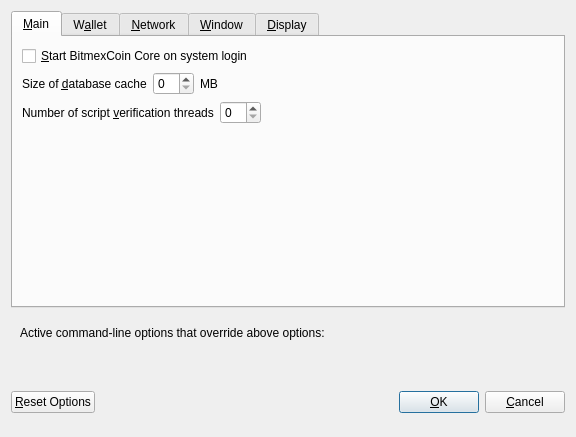
The window that src/qt/forms/optionsdialog.ui (tocacyy/BitmexCoin) describes before a commit, drawn with Qt 5.
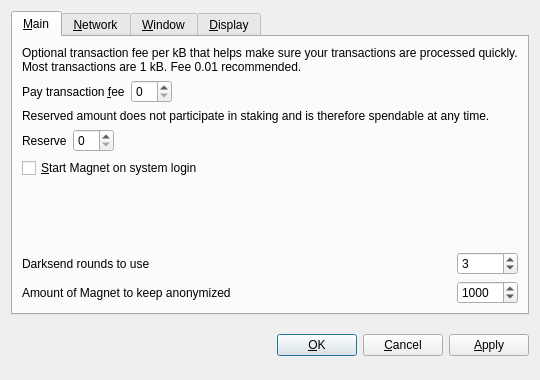
The same window after the commit. Custom widgets are drawn as their Qt base class.

The edit to the form file:
```diff
--- a/src/qt/forms/optionsdialog.ui
+++ b/src/qt/forms/optionsdialog.ui
@@ -6,8 +6,8 @@
    <rect>
     <x>0</x>
     <y>0</y>
-    <width>576</width>
-    <height>402</height>
+    <width>540</width>
+    <height>380</height>
    </rect>
   </property>
   <property name="windowTitle">
@@ -19,6 +19,9 @@
   <layout class="QVBoxLayout" name="verticalLayout">
    <item>
     <widget class="QTabWidget" name="tabWidget">
+     <property name="tabPosition">
+      <enum>QTabWidget::North</enum>
+     </property>
      <property name="currentIndex">
       <number>0</number>
      </property>
@@ -26,98 +29,110 @@
       <attribute name="title">
        <string>&amp;Main</string>
       </attribute>
-      <layout class="QVBoxLayout" name="verticalLayout_Main">
-       <item>
+      <layout class="QGridLayout" name="gridLayout">
+       <item row="0" column="0" colspan="2">
+        <widget class="QLabel" name="transactionFeeInfoLabel">
+         <property name="text">
+          <string>Optional transaction fee per kB that helps make sure your transactions are processed quickly. Most transactions are 1 kB. Fee 0.01 recommended.</string>
+         </property>
+         <property name="textFormat">
+          <enum>Qt::PlainText</enum>
+         </property>
+         <property name="wordWrap">
+          <bool>true</bool>
+         </property>
+        </widget>
+       </item>
+       <item row="1" column="0">
+        <layout class="QHBoxLayout" name="horizontalLayoutFee">
+         <item>
+          <widget class="QLabel" name="transactionFeeLabel">
+           <property name="text">
+            <string>Pay transaction &amp;fee</string>
+           </property>
+           <property name="textFormat">
+            <enum>Qt::PlainText</enum>
+           </property>
+           <property name="buddy">
+            <cstring>transactionFee</cstring>
+           </property>
+          </widget>
+         </item>
+         <item>
+          <widget class="BitcoinAmountField" name="transactionFee"/>
+         </item>
+         <item>
+          <spacer name="horizontalSpacerFee">
+           <property name="orientation">
+            <enum>Qt::Horizontal</enum>
+           </property>
+           <property name="sizeHint" stdset="0">
+            <size>
+             <width>40</width>
+             <height>20</height>
+            </size>
+           </property>
+          </spacer>
+         </item>
+        </layout>
+       </item>
+       <item row="2" column="0" colspan="2">
+        <widget class="QLabel" name="reserveBalanceInfoLabel">
+         <property name="text">
+          <string>Reserved amount does not participate in staking and is therefore spendable at any time.</string>
+         </property>
+         <property name="textFormat">
+          <enum>Qt::PlainText</enum>
+         </property>
+         <property name="wordWrap">
+          <bool>true</bool>
+         </property>
+        </widget>
+       </item>
+       <item row="3" column="0">
+        <layout class="QHBoxLayout" name="horizontalLayoutReserveBalance">
+         <item>
+          <widget class="QLabel" name="reserveBalanceLabel">
+           <property name="text">
+            <string>Reserve</string>
+           </property>
+           <property name="textFormat">
+            <enum>Qt::PlainText</enum>
+           </property>
+           <property name="buddy">
+            <cstring>reserveBalance</cstring>
+           </property>
+          </widget>
+         </item>
+         <item>
+          <widget class="BitcoinAmountField" name="reserveBalance"/>
+         </item>
+         <item>
+          <spacer name="horizontalSpacerReserveBalance">
+           <property name="orientation">
+            <enum>Qt::Horizontal</enum>
+           </property>
+           <property name="sizeHint" stdset="0">
+            <size>
+             <width>40</width>
+             <height>20</height>
+            </size>
+           </property>
+          </spacer>
+         </item>
+        </layout>
+       </item>
+       <item row="4" column="0">
         <widget class="QCheckBox" name="bitcoinAtStartup">
          <property name="toolTip">
           <string>Automatically start BitmexCoin Core after logging in to the system.</string>
          </property>
          <property name="text">
-          <string>&amp;Start BitmexCoin Core on system login</string>
+          <string>&amp;Start Magnet on system login</string>
          </property>
         </widget>
        </item>
-       <item>
-        <layout class="QHBoxLayout" name="horizontalLayout_2_Main">
-         <item>
-          <widget class="QLabel" name="databaseCacheLabel">
-           <property name="text">
-            <string>Size of &amp;database cache</string>
-           </property>
-           <property name="textFormat">
-            <enum>Qt::PlainText</enum>
-           </property>
-           <property name="buddy">
-            <cstring>databaseCache</cstring>
-           </property>
-          </widget>
-         </item>
-         <item>
-          <widget class="QSpinBox" name="databaseCache"/>
-         </item>
-         <item>
-          <widget class="QLabel" name="databaseCacheUnitLabel">
-           <property name="text">
-            <string>MB</string>
-           </property>
-           <property name="textFormat">
-            <enum>Qt::PlainText</enum>
-           </property>
-          </widget>
-         </item>
-         <item>
-          <spacer name="horizontalSpacer_2_Main">
-           <property name="orientation">
-            <enum>Qt::Horizontal</enum>
-           </property>
-           <property name="sizeHint" stdset="0">
-            <size>
-             <width>40</width>
-             <height>20</height>
-            </size>
-           </property>
-          </spacer>
-         </item>
-        </layout>
-       </item>
-       <item>
-        <layout class="QHBoxLayout" name="horizontalLayout_3_Main">
-         <item>
-          <widget class="QLabel" name="threadsScriptVerifLabel">
-           <property name="text">
-            <string>Number of script &amp;verification threads</string>
-           </property>
-           <property name="textFormat">
-            <enum>Qt::PlainText</enum>
-           </property>
-           <property name="buddy">
-            <cstring>threadsScriptVerif</cstring>
-           </property>
-          </widget>
-         </item>
-         <item>
-          <widget class="QSpinBox" name="threadsScriptVerif">
-           <property name="toolTip">
-            <string>(0 = auto, &lt;0 = leave that many cores free)</string>
-           </property>
-          </widget>
-         </item>
-         <item>
-          <spacer name="horizontalSpacer_3_Main">
-           <property name="orientation">
-            <enum>Qt::Horizontal</enum>
-           </property>
-           <property name="sizeHint" stdset="0">
-            <size>
-             <width>40</width>
-             <height>20</height>
-            </size>
-           </property>
-          </spacer>
-         </item>
-        </layout>
-       </item>
-       <item>
+       <item row="5" column="0">
         <spacer name="verticalSpacer_Main">
          <property name="orientation">
           <enum>Qt::Vertical</enum>
@@ -130,163 +145,66 @@
          </property>
         </spacer>
        </item>
-      </layout>
-     </widget>
-     <widget class="QWidget" name="tabWallet">
-      <attribute name="title">
-       <string>W&amp;allet</string>
-      </attribute>
-      <layout class="QVBoxLayout" name="verticalLayout_Wallet">
-       <item>
-        <widget class="QGroupBox" name="groupBox">
-         <property name="title">
-          <string>Expert</string>
+       <item row="6" column="0">
+        <widget class="QLabel" name="label">
+         <property name="toolTip">
+          <string>&lt;html&gt;&lt;head/&gt;&lt;body&gt;&lt;p&gt;This setting determines the amount of individual masternodes that an input will be anonymized through. More rounds of anonymization gives a higher degree of privacy, but also costs more in fees.&lt;/p&gt;&lt;/body&gt;&lt;/html&gt;</string>
          </property>
-         <layout class="QVBoxLayout" name="verticalLayout_2">
-          <item>
-           <widget class="QCheckBox" name="coinControlFeatures">
-            <property name="toolTip">
-             <string>Whether to show coin control features or not.</string>
-            </property>
-            <property name="text">
-             <string>Enable coin &amp;control features</string>
-            </property>
-           </widget>
-          </item>
-          <item>
-           <widget class="QCheckBox" name="showMasternodesTab">
-            <property name="toolTip">
-             <string>Show additional tab listing all your masternodes in first sub-tab&lt;br/&gt;and all masternodes on the network in second sub-tab.</string>
-            </property>
-            <property name="text">
-             <string>Show Masternodes Tab</string>
-            </property>
-           </widget>
-          </item>
-          <item>
-           <widget class="QCheckBox" name="showAdvancedPSUI">
-            <property name="toolTip">
-             <string>Show additional information and buttons for PrivateSend on overview screen.</string>
-            </property>
-            <property name="text">
-             <string>Enable advanced PrivateSend interface</string>
-            </property>
-           </widget>
-          </item>
-          <item>
-           <widget class="QCheckBox" name="lowKeysWarning">
-            <property name="toolTip">
-             <string>Show warning dialog when PrivateSend detects that wallet has very low number of keys left.</string>
-            </property>
-            <property name="text">
-             <string>Warn if PrivateSend is running out of keys</string>
-            </property>
-           </widget>
-          </item>
-          <item>
-           <widget class="QCheckBox" name="privateSendMultiSession">
-            <property name="toolTip">
-             <string>Whether to use experimental PrivateSend mode with multiple mixing sessions per block.&lt;br/&gt;Note: You must use this feature carefully.&lt;br/&gt;Make sure you always have recent wallet (auto)backup in a safe place!</string>
-            </property>
-            <property name="text">
-             <string>Enable PrivateSend &amp;multi-session</string>
-            </property>
-           </widget>
-          </item>
-          <item>
-           <widget class="QCheckBox" name="spendZeroConfChange">
-            <property name="toolTip">
-             <string>If you disable the spending of unconfirmed change, the change from a transaction&lt;br/&gt;cannot be used until that transaction has at least one confirmation.&lt;br/&gt;This also affects how your balance is computed.</string>
-            </property>
-            <property name="text">
-             <string>&amp;Spend unconfirmed change</string>
-            </property>
-           </widget>
-          </item>
-         </layout>
+         <property name="text">
+          <string>Darksend rounds to use</string>
+         </property>
         </widget>
        </item>
-       <item>
-        <layout class="QHBoxLayout" name="horizontalLayout_4_Wallet">
-         <item>
-          <widget class="QLabel" name="label">
-           <property name="toolTip">
-            <string>This setting determines the amount of individual masternodes that an input will be anonymized through.&lt;br/&gt;More rounds of anonymization gives a higher degree of privacy, but also costs more in fees.</string>
-           </property>
-           <property name="text">
-            <string>PrivateSend rounds to use</string>
-           </property>
-          </widget>
-         </item>
-         <item>
-          <widget class="QSpinBox" name="privateSendRounds">
-           <property name="minimum">
-            <number>2</number>
-           </property>
-           <property name="maximum">
-            <number>8</number>
-           </property>
-           <property name="value">
-            <number>4</number>
-           </property>
-          </widget>
-         </item>
-        </layout>
+       <item row="6" column="1">
+        <widget class="QSpinBox" name="darksendRounds">
+         <property name="minimum">
+          <number>2</number>
+         </property>
+         <property name="maximum">
+          <number>16</number>
+         </property>
+         <property name="value">
+          <number>3</number>
+         </property>
+        </widget>
        </item>
-       <item>
-        <layout class="QHBoxLayout" name="horizontalLayout">
-         <item>
-          <widget class="QLabel" name="label_2">
-           <property name="toolTip">
-            <string>This amount acts as a threshold to turn off PrivateSend once it's reached.</string>
-           </property>
-           <property name="statusTip">
-            <string notr="true"/>
-           </property>
-           <property name="whatsThis">
-            <string notr="true"/>
-           </property>
-           <property name="accessibleName">
-            <string notr="true"/>
-           </property>
-           <property name="accessibleDescription">
-            <string notr="true"/>
-           </property>
-           <property name="text">
-            <string>Amount of BitmexCoin to keep anonymized</string>
-           </property>
-          </widget>
-         </item>
-         <item>
-          <widget class="QSpinBox" name="privateSendAmount">
-           <property name="minimum">
-            <number>2</number>
-           </property>
-           <property name="maximum">
-            <number>2000</number>
-           </property>
-           <property name="singleStep">
-            <number>10</number>
-           </property>
-           <property name="value">
-            <number>1000</number>
-           </property>
-          </widget>
-         </item>
-        </layout>
+       <item row="7" column="0">
+        <widget class="QLabel" name="label_2">
+         <property name="toolTip">
+          <string>This amount acts as a threshold to turn off Darksend once it's reached.</string>
+         </property>
+         <property name="statusTip">
+          <string notr="true"/>
+         </property>
+         <property name="whatsThis">
+          <string notr="true"/>
+         </property>
+         <property name="accessibleName">
+          <string notr="true"/>
+         </property>
+         <property name="accessibleDescription">
+          <string notr="true"/>
+         </property>
+         <property name="text">
+          <string>Amount of Magnet to keep anonymized</string>
+         </property>
+        </widget>
        </item>
-       <item>
-        <spacer name="verticalSpacer_Wallet">
-         <property name="orientation">
-          <enum>Qt::Vertical</enum>
+       <item row="7" column="1">
+        <widget class="QSpinBox" name="anonymizeMagnet">
+         <property name="minimum">
+          <number>2</number>
          </property>
-         <property name="sizeHint" stdset="0">
-          <size>
-           <width>20</width>
-           <height>40</height>
-          </size>
+         <property name="maximum">
+          <number>10000</number>
          </property>
-        </spacer>
+         <property name="singleStep">
+          <number>10</number>
+         </property>
+         <property name="value">
+          <number>1000</number>
+         </property>
+        </widget>
        </item>
       </layout>
      </widget>
@@ -806,67 +724,8 @@
      </widget>
     </widget>
    </item>
-   <item>
-    <widget class="QFrame" name="frame">
-     <layout class="QVBoxLayout" name="verticalLayout_Bottom">
-      <item>
-       <layout class="QHBoxLayout" name="horizontalLayout_Bottom">
-        <item>
-         <widget class="QLabel" name="overriddenByCommandLineInfoLabel">
-          <property name="text">
-           <string>Active command-line options that override above options:</string>
-          </property>
-          <property name="textFormat">
-           <enum>Qt::PlainText</enum>
-          </property>
-         </widget>
-        </item>
-        <item>
-         <spacer name="horizontalSpacer_Bottom">
-          <property name="orientation">
-           <enum>Qt::Horizontal</enum>
-          </property>
-          <property name="sizeHint" stdset="0">
-           <size>
-            <width>40</width>
-            <height>20</height>
-           </size>
-          </property>
-         </spacer>
-        </item>
-       </layout>
-      </item>
-      <item>
-       <widget class="QLabel" name="overriddenByCommandLineLabel">
-        <property name="text">
-         <string/>
-        </property>
-        <property name="textFormat">
-         <enum>Qt::PlainText</enum>
-        </property>
-        <property name="wordWrap">
-         <bool>true</bool>
-        </property>
-       </widget>
-      </item>
-     </layout>
-    </widget>
-   </item>
    <item>
     <layout class="QHBoxLayout" name="horizontalLayout_Buttons">
-     <item>
-      <widget class="QPushButton" name="resetButton">
-       <property name="toolTip">
-        <string>Reset all client options to default.</string>
-       </property>
-       <property name="text">
-        <string>&amp;Reset Options</string>
-       </property>
-       <property name="autoDefault">
-        <bool>false</bool>
-       </property>
-      </widget>
-     </item>
      <item>
       <spacer name="horizontalSpacer_1">
        <property name="orientation">
@@ -882,12 +741,6 @@
      </item>
      <item>
       <widget class="QLabel" name="statusLabel">
-       <property name="minimumSize">
-        <size>
-         <width>200</width>
-         <height>0</height>
-        </size>
-       </property>
        <property name="font">
         <font>
          <weight>75</weight>
@@ -923,12 +776,6 @@
        <property name="text">
         <string>&amp;OK</string>
        </property>
-       <property name="autoDefault">
-        <bool>false</bool>
-       </property>
-       <property name="default">
-        <bool>true</bool>
-       </property>
       </widget>
      </item>
      <item>
@@ -941,21 +788,37 @@
        </property>
       </widget>
      </item>
+     <item>
+      <widget class="QPushButton" name="applyButton">
+       <property name="text">
+        <string>&amp;Apply</string>
+       </property>
+       <property name="autoDefault">
+        <bool>false</bool>
+       </property>
+      </widget>
+     </item>
     </layout>
    </item>
   </layout>
  </widget>
  <customwidgets>
   <customwidget>
-   <class>QValidatedLineEdit</class>
-   <extends>QLineEdit</extends>
-   <header>qvalidatedlineedit.h</header>
+   <class>BitcoinAmountField</class>
+   <extends>QSpinBox</extends>
+   <header>bitcoinamountfield.h</header>
+   <container>1</container>
   </customwidget>
   <customwidget>
    <class>QValueComboBox</class>
    <extends>QComboBox</extends>
    <header>qvaluecombobox.h</header>
   </customwidget>
+  <customwidget>
+   <class>QValidatedLineEdit</class>
+   <extends>QLineEdit</extends>
+   <header>qvalidatedlineedit.h</header>
+  </customwidget>
  </customwidgets>
  <resources/>
  <connections/>
```
Left out of the diff: 326 changed lines with no effect on the pictures.
